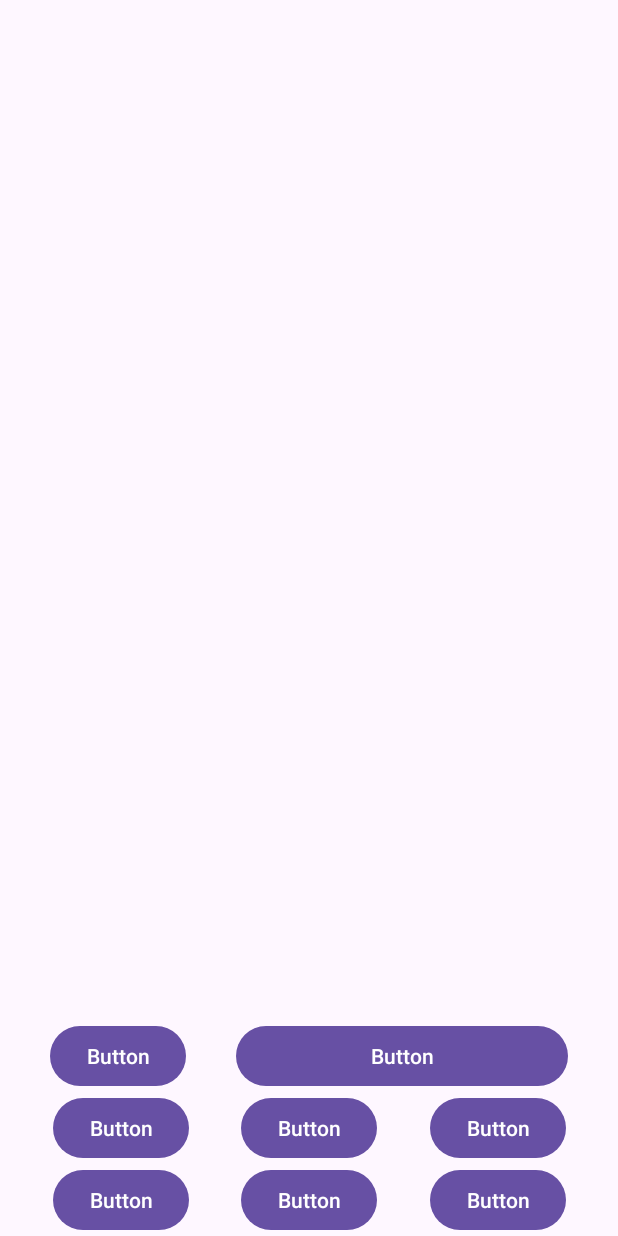
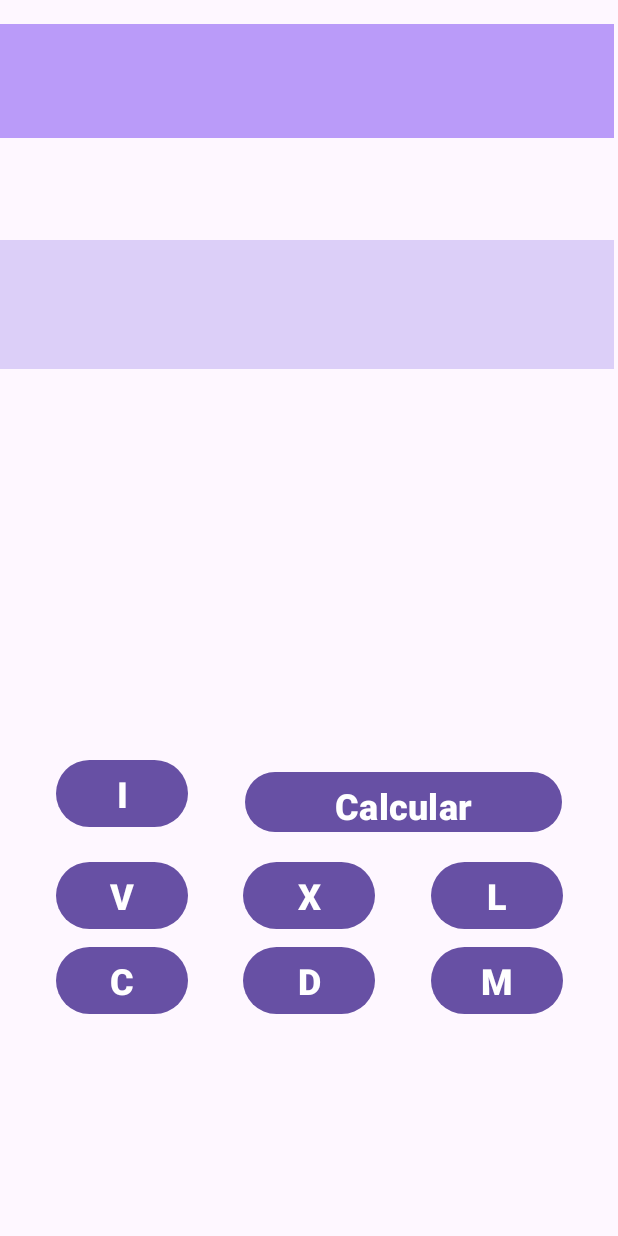
Before and after one commit to luispipe/Romanos, an Android app: the screen it shows after launch (MainActivity), on a phone screen of 412 x 824 dp. Run offline under Robolectric (Android 15) with nearby library versions, the phone set to English and light mode, and no system bars.

Commit message:
Second Commit

```diff
--- a/app/src/main/res/layout/activity_main.xml
+++ b/app/src/main/res/layout/activity_main.xml
@@ -4,13 +4,98 @@
     xmlns:tools="http://schemas.android.com/tools"
     android:layout_width="match_parent"
     android:layout_height="match_parent"
+    android:textAlignment="center"
     tools:context=".MainActivity">
+
+    <Button
+        android:id="@+id/button9"
+        android:layout_width="211dp"
+        android:layout_height="48dp"
+        android:layout_marginBottom="12dp"
+        android:text="Calcular"
+        android:textAlignment="center"
+        android:textSize="24sp"
+        android:textStyle="bold"
+        app:layout_constraintBottom_toTopOf="@+id/button5"
+        app:layout_constraintEnd_toEndOf="parent"
+        app:layout_constraintHorizontal_bias="0.5"
+        app:layout_constraintStart_toEndOf="@+id/button7" />
+
+    <Button
+        android:id="@+id/button7"
+        android:layout_width="wrap_content"
+        android:layout_height="wrap_content"
+        android:layout_marginBottom="8dp"
+        android:text="I"
+        android:textSize="24sp"
+        android:textStyle="bold"
+        app:layout_constraintBottom_toTopOf="@+id/button4"
+        app:layout_constraintEnd_toStartOf="@+id/button9"
+        app:layout_constraintHorizontal_bias="0.5"
+        app:layout_constraintStart_toStartOf="parent"
+        app:layout_constraintTop_toBottomOf="@+id/textView3"
+        app:layout_constraintVertical_bias="0.973" />
+
+    <Button
+        android:id="@+id/button3"
+        android:layout_width="wrap_content"
+        android:layout_height="wrap_content"
+        android:layout_marginBottom="144dp"
+        android:text="M"
+        android:textSize="24sp"
+        android:textStyle="bold"
+        app:layout_constraintBottom_toBottomOf="parent"
+        app:layout_constraintEnd_toEndOf="parent"
+        app:layout_constraintHorizontal_bias="0.5"
+        app:layout_constraintStart_toEndOf="@+id/button2" />
+
+    <Button
+        android:id="@+id/button4"
+        android:layout_width="wrap_content"
+        android:layout_height="wrap_content"
+        android:layout_marginBottom="4dp"
+        android:text="V"
+        android:textSize="24sp"
+        android:textStyle="bold"
+        app:layout_constraintBottom_toTopOf="@+id/button"
+        app:layout_constraintEnd_toStartOf="@+id/button5"
+        app:layout_constraintHorizontal_bias="0.5"
+        app:layout_constraintStart_toStartOf="parent" />
+
+    <Button
+        android:id="@+id/button6"
+        android:layout_width="wrap_content"
+        android:layout_height="wrap_content"
+        android:layout_marginBottom="4dp"
+        android:text="L"
+        android:textSize="24sp"
+        android:textStyle="bold"
+        app:layout_constraintBottom_toTopOf="@+id/button3"
+        app:layout_constraintEnd_toEndOf="parent"
+        app:layout_constraintHorizontal_bias="0.5"
+        app:layout_constraintStart_toEndOf="@+id/button5" />
+
+    <Button
+        android:id="@+id/button5"
+        android:layout_width="wrap_content"
+        android:layout_height="wrap_content"
+        android:layout_marginBottom="4dp"
+        android:text="X"
+        android:textSize="24sp"
+        android:textStyle="bold"
+        app:layout_constraintBottom_toTopOf="@+id/button2"
+        app:layout_constraintEnd_toStartOf="@+id/button6"
+        app:layout_constraintHorizontal_bias="0.5"
+        app:layout_constraintStart_toEndOf="@+id/button4" />
 
     <Button
         android:id="@+id/button"
         android:layout_width="wrap_content"
         android:layout_height="wrap_content"
-        android:text="Button"
+        android:layout_marginBottom="144dp"
+        android:text="C"
+        android:textSize="24sp"
+        android:textStyle="bold"
         app:layout_constraintBottom_toBottomOf="parent"
         app:layout_constraintEnd_toStartOf="@+id/button2"
         app:layout_constraintHorizontal_bias="0.5"
@@ -20,70 +105,40 @@
         android:id="@+id/button2"
         android:layout_width="wrap_content"
         android:layout_height="wrap_content"
-        android:text="Button"
+        android:layout_marginBottom="144dp"
+        android:text="D"
+        android:textSize="24sp"
+        android:textStyle="bold"
         app:layout_constraintBottom_toBottomOf="parent"
         app:layout_constraintEnd_toStartOf="@+id/button3"
         app:layout_constraintHorizontal_bias="0.5"
         app:layout_constraintStart_toEndOf="@+id/button" />
 
-    <Button
-        android:id="@+id/button3"
-        android:layout_width="wrap_content"
-        android:layout_height="wrap_content"
-        android:text="Button"
-        app:layout_constraintBottom_toBottomOf="parent"
-        app:layout_constraintEnd_toEndOf="parent"
-        app:layout_constraintHorizontal_bias="0.5"
-        app:layout_constraintStart_toEndOf="@+id/button2" />
+    <TextView
+        android:id="@+id/textView2"
+        android:layout_width="409dp"
+        android:layout_height="76dp"
+        android:layout_marginTop="16dp"
+        android:background="#BA9BF9"
+        android:textAlignment="center"
+        android:textSize="48sp"
+        android:textStyle="bold"
+        app:layout_constraintTop_toTopOf="parent"
+        tools:layout_editor_absoluteX="1dp" />
 
-    <Button
-        android:id="@+id/button4"
-        android:layout_width="wrap_content"
-        android:layout_height="wrap_content"
-        android:text="Button"
-        app:layout_constraintBottom_toTopOf="@+id/button"
-        app:layout_constraintEnd_toStartOf="@+id/button5"
-        app:layout_constraintHorizontal_bias="0.5"
-        app:layout_constraintStart_toStartOf="parent" />
-
-    <Button
-        android:id="@+id/button6"
-        android:layout_width="wrap_content"
-        android:layout_height="wrap_content"
-        android:text="Button"
-        app:layout_constraintBottom_toTopOf="@+id/button3"
-        app:layout_constraintEnd_toEndOf="parent"
-        app:layout_constraintHorizontal_bias="0.5"
-        app:layout_constraintStart_toEndOf="@+id/button5" />
-
-    <Button
-        android:id="@+id/button5"
-        android:layout_width="wrap_content"
-        android:layout_height="wrap_content"
-        android:text="Button"
-        app:layout_constraintBottom_toTopOf="@+id/button2"
-        app:layout_constraintEnd_toStartOf="@+id/button6"
-        app:layout_constraintHorizontal_bias="0.5"
-        app:layout_constraintStart_toEndOf="@+id/button4" />
-
-    <Button
-        android:id="@+id/button7"
-        android:layout_width="wrap_content"
-        android:layout_height="wrap_content"
-        android:text="Button"
-        app:layout_constraintBottom_toTopOf="@+id/button4"
-        app:layout_constraintEnd_toStartOf="@+id/button9"
-        app:layout_constraintHorizontal_bias="0.5"
-        app:layout_constraintStart_toStartOf="parent" />
-
-    <Button
-        android:id="@+id/button9"
-        android:layout_width="221dp"
-        android:layout_height="48dp"
-        android:text="Button"
-        app:layout_constraintBottom_toTopOf="@+id/button5"
-        app:layout_constraintEnd_toEndOf="parent"
-        app:layout_constraintHorizontal_bias="0.5"
-        app:layout_constraintStart_toEndOf="@+id/button7" />
+    <TextView
+        android:id="@+id/textView3"
+        android:layout_width="409dp"
+        android:layout_height="86dp"
+        android:layout_marginTop="4dp"
+        android:background="#DCCFF8"
+        android:fontFamily="sans-serif"
+        android:textAlignment="center"
+        android:textSize="48sp"
+        android:textStyle="bold"
+        app:layout_constraintBottom_toTopOf="@+id/button9"
+        app:layout_constraintTop_toBottomOf="@+id/textView2"
+        app:layout_constraintVertical_bias="0.195"
+        tools:layout_editor_absoluteX="1dp" />
 
 </androidx.constraintlayout.widget.ConstraintLayout>
```
